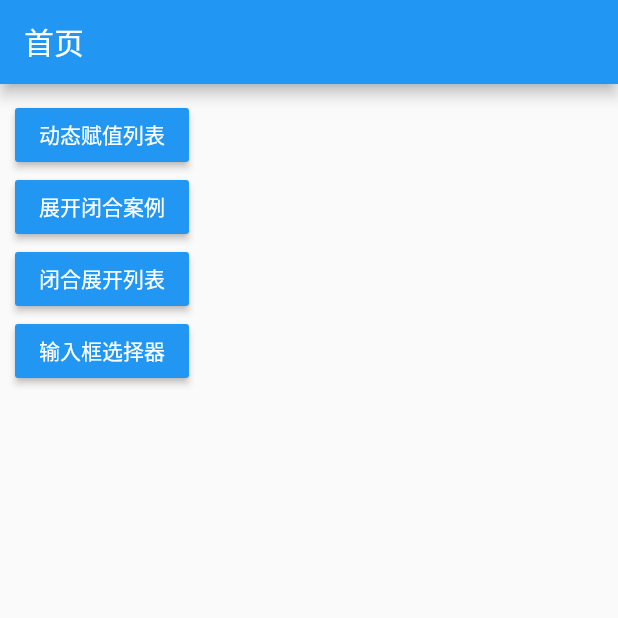
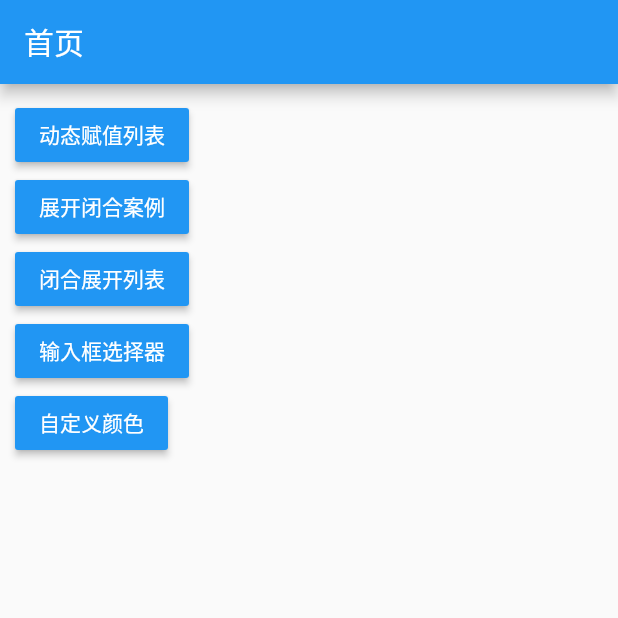
Before and after one commit to dstweihao/dst-flutter-basic-example, a Flutter app: the screen it shows after launch, on a phone screen of 412 x 824 dp, the top half of it. Run offline on Flutter 3.47's test engine with Material 2 defaults, Android fonts, the phone set to English and light mode, and no system bars.

Commit message:
新增自定义 颜色的使用

```diff
--- a/lib/home_page.dart
+++ b/lib/home_page.dart
@@ -4,14 +4,22 @@ import 'package:flutter_basic_example/example/expansiontitle_page.dart';
 import 'package:flutter_basic_example/example/listview_page.dart';
 import 'package:flutter_basic_example/example/text_form_field_page.dart';
 
-class HomePage extends StatelessWidget {
+class HomePage extends StatefulWidget {
+  @override
+  _HomePageState createState() => _HomePageState();
+}
+
+class _HomePageState extends State<HomePage> {
+  bool customColor = false;
+
   @override
   Widget build(BuildContext context) {
     return Scaffold(
         appBar: AppBar(title: Text("首页")),
         body: Padding(
-          padding: const EdgeInsets.all(10.0),
-          child: new Column(
+          padding: EdgeInsets.all(10.0),
+          child: Column(
+            crossAxisAlignment: CrossAxisAlignment.start,
             children: <Widget>[
               RaisedButton(
                 color: Colors.blue,
@@ -60,6 +68,18 @@ class HomePage extends StatelessWidget {
                     return TextFormFieldPage();
                   }));
                 },
+              ),
+              RaisedButton(
+                color: customColor ? Color(0xFF30a261) : Colors.blue,
+                child: Text(
+                  "自定义颜色",
+                  style: TextStyle(color: Colors.white),
+                ),
+                onPressed: () {
+                  setState(() {
+                    customColor = !customColor;
+                  });
+                },
               )
             ],
           ),
```
